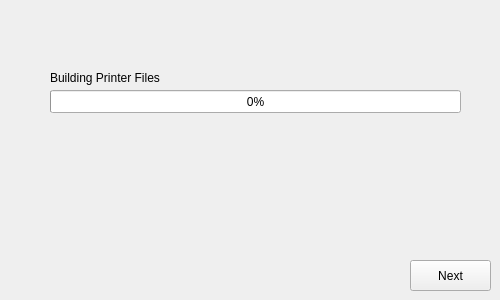
Old version of the form gui/mainwindow.ui in the repository IceForgTW/retr3d.
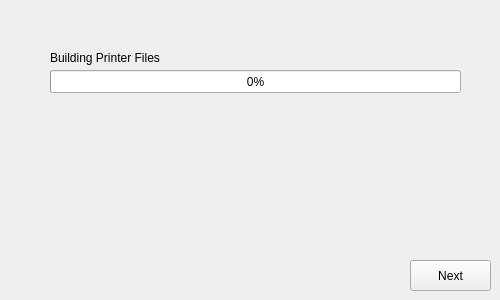
New version of the form. The open tabs and pages were chosen to show the change. Icons and pictures are not drawn.

Diff of the .ui file:
```diff
--- a/gui/mainwindow.ui
+++ b/gui/mainwindow.ui
@@ -322,7 +322,7 @@
       <property name="geometry">
        <rect>
         <x>50</x>
-        <y>90</y>
+        <y>70</y>
         <width>411</width>
         <height>23</height>
        </rect>
@@ -335,7 +335,7 @@
       <property name="geometry">
        <rect>
         <x>50</x>
-        <y>70</y>
+        <y>50</y>
         <width>111</width>
         <height>16</height>
        </rect>
@@ -348,8 +348,8 @@
       <property name="geometry">
        <rect>
         <x>50</x>
-        <y>120</y>
-        <width>211</width>
+        <y>100</y>
+        <width>381</width>
         <height>16</height>
        </rect>
       </property>
```
